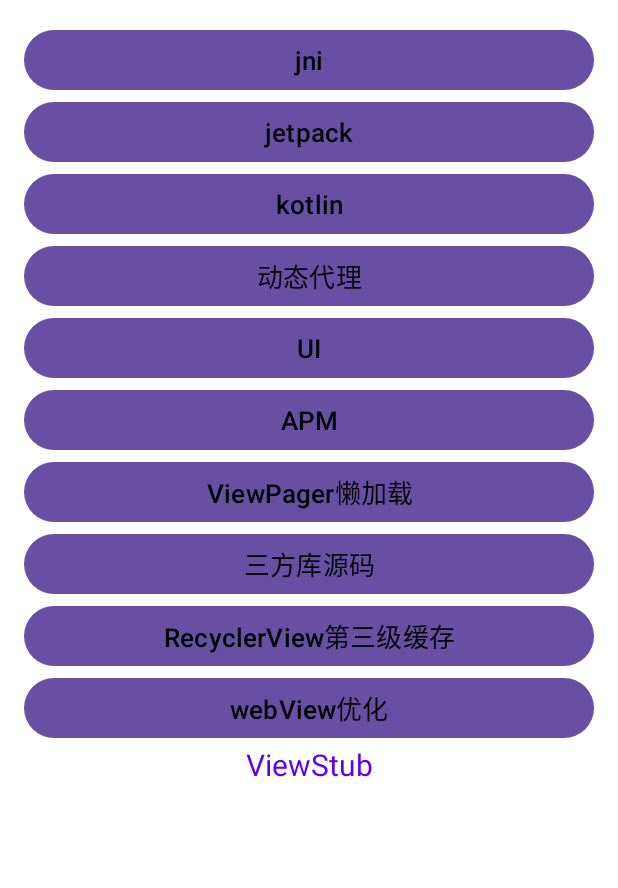
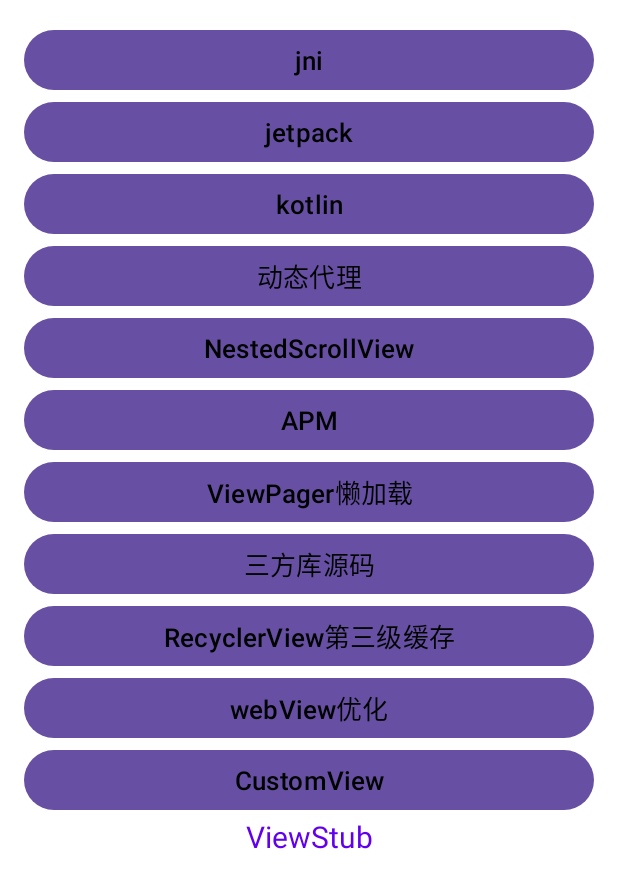
Before and after one commit to zhaohaiyitian/LearnAndroid, an Android app: the screen it shows after launch (MainActivity), on a phone screen of 412 x 824 dp. Shown: the top 888 px of the screen. Run offline under Robolectric (Android 15) with nearby library versions, the phone set to English and light mode, and no system bars; libraries missing offline, so code that uses them is left out: com.tencent.mmkv.

Commit message:
绘制带动画的圆形进度条

```diff
--- a/app/src/main/java/com/jack/learn/MainActivity.kt
+++ b/app/src/main/java/com/jack/learn/MainActivity.kt
@@ -10,7 +10,8 @@ import com.jack.learn.jetpack.MVVMActivity
 import com.jack.learn.jni.JNIActivity
 import com.jack.learn.kotlin.KotlinActivity
 import com.jack.learn.thirdlib.ThirdLibActivity
-import com.jack.learn.view.sticky.CustomViewActivity
+import com.jack.learn.view.CustomViewActivity
+import com.jack.learn.view.sticky.NestedScrollViewActivity
 import com.jack.learn.view.viewcache.RecyclerCacheActivity
 import com.jack.learn.viewpager.ViewPagerActivity
 import com.jack.learn.webview.WebViewActivity
@@ -42,8 +43,8 @@ class MainActivity : AppCompatActivity() {
             pattern.click {
                 startActivity(Intent(this@MainActivity,DesignPatternActivity::class.java))
             }
-            custom.click {
-                startActivity(Intent(this@MainActivity, CustomViewActivity::class.java))
+            scroll.click {
+                startActivity(Intent(this@MainActivity, NestedScrollViewActivity::class.java))
             }
             apm.click {
                 startActivity(Intent(this@MainActivity,APMActivity::class.java))
@@ -60,6 +61,9 @@ class MainActivity : AppCompatActivity() {
             webView.click {
                 startActivity(Intent(this@MainActivity, WebViewActivity::class.java))
             }
+            customView.click {
+                startActivity(Intent(this@MainActivity, CustomViewActivity::class.java))
+            }
             viewStub.inflate()
         }
     }
--- a/app/src/main/java/com/jack/learn/view/sticky/CustomViewActivity.kt
+++ b/app/src/main/java/com/jack/learn/view/sticky/NestedScrollViewActivity.kt
@@ -15,13 +15,13 @@ import com.jack.learn.view.CustomView
  *    --mWindow = new PhoneWindow(this, window, activityConfigCallback)
  * PhoneWindow 中有一个 DecorView，在 setContentView 中会将 layoutId生成的View 填充到此 DecorView 中。
  */
-class CustomViewActivity : AppCompatActivity() {
+class NestedScrollViewActivity : AppCompatActivity() {
 
     private var mData: MutableList<UserBean> = ArrayList()
 
     override fun onCreate(savedInstanceState: Bundle?) {
         super.onCreate(savedInstanceState)
-        setContentView(R.layout.activity_custom_view)
+        setContentView(R.layout.activity_nested_scroll_view)
 
         val recyclerView = findViewById<RecyclerView>(R.id.recyclerView)
         recyclerView.layoutManager = LinearLayoutManager(this,LinearLayoutManager.VERTICAL,false)
--- a/app/src/main/java/com/jack/learn/webview/webview.txt
+++ b/app/src/main/java/com/jack/learn/webview/webview.txt
@@ -7,12 +7,12 @@ App中打开WebView的第一步并不是建立连接，而是启动浏览器内
 
 给WebView放入单独进程 通过aidl进行通信 避免webview崩溃影响主进程
 
-js调用java
+---js调用java
 webView.addJavascriptInterface(new JavaInterface(),"Android")
 WebView安全性问题
 加上@JavascriptInterface注解
 
-java调用js
+---java调用js
 方式一
 webview.loadUrl()
 方式二 API >= 19
--- a/app/src/main/res/layout/activity_main.xml
+++ b/app/src/main/res/layout/activity_main.xml
@@ -39,10 +39,10 @@
         android:textSize="17dp"
         android:textColor="@color/black"/>
     <Button
-        android:id="@+id/custom"
+        android:id="@+id/scroll"
         android:layout_width="match_parent"
         android:layout_height="wrap_content"
-        android:text="UI"
+        android:text="NestedScrollView"
         android:textSize="17dp"
         android:textColor="@color/black"/>
     <Button
@@ -80,6 +80,13 @@
         android:text="webView优化"
         android:textSize="17dp"
         android:textColor="@color/black"/>
+    <Button
+        android:id="@+id/customView"
+        android:layout_width="match_parent"
+        android:layout_height="wrap_content"
+        android:text="CustomView"
+        android:textSize="17dp"
+        android:textColor="@color/black"/>
 
    <!--  id是为了第一次findViewById找到这个ViewStub对象，一旦inflate或设置View.VISIBLE，这个id就没用了，因此不要在其他地方使用这个id
          inflatedId则是指定实际布局的根布局的id,注意这个是可有可无的，一旦声明了，即使实际布局的根布局有指定id,也会被这个覆盖
```
Also changed, not shown: app/src/main/AndroidManifest.xml (+7 -4 lines), app/src/main/java/com/jack/learn/view/AnimatedCircleProgressBar.java (added, +67 -0 lines), app/src/main/java/com/jack/learn/view/CustomViewActivity.kt (added, +22 -0 lines), app/src/main/res/layout/activity_custom_view.xml (+7 -41 lines), app/src/main/res/layout/activity_nested_scroll_view.xml (added, +48 -0 lines).
